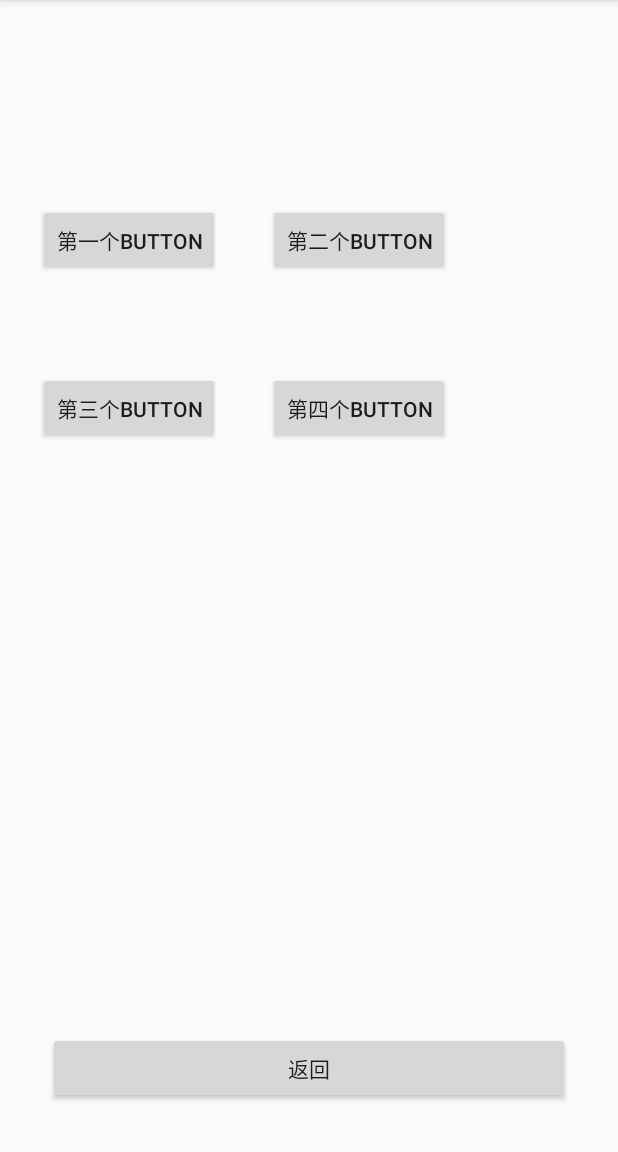
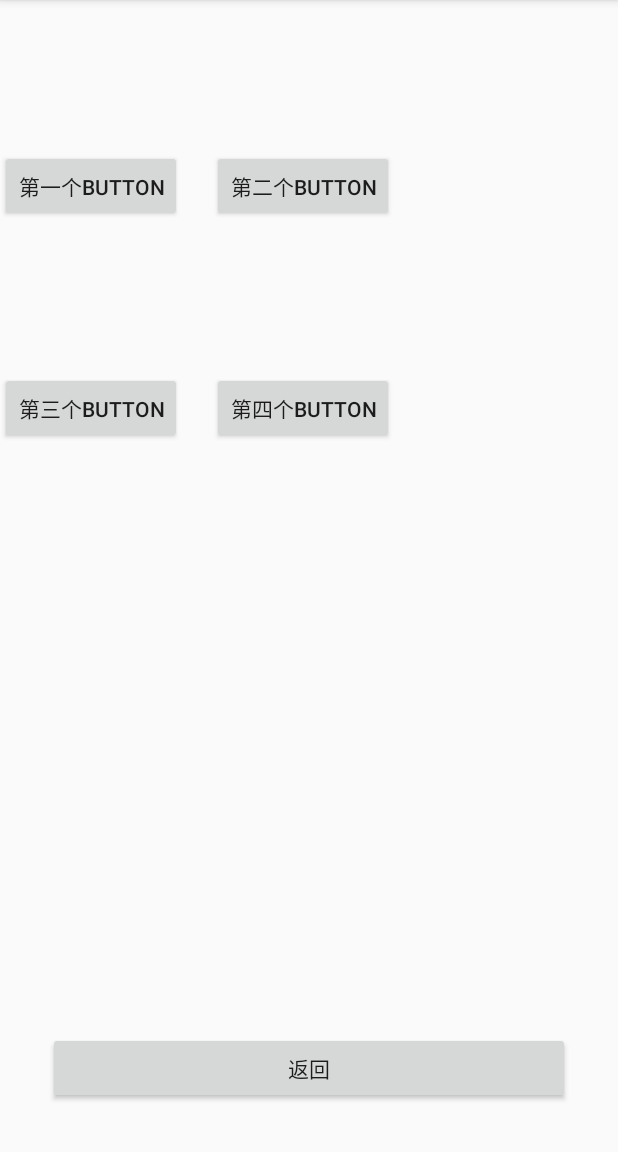
Before and after one commit to TravorZhu/AndroidCourse2, an Android app: the UC2 screen opened directly, with no data from a screen before it, on a phone screen of 412 x 824 dp, the part 84-1236 px from its top. Run offline under Robolectric (Android 15) with nearby library versions, the light colour scheme and no system bars.

Commit message:
Fix Layout in uc2,fix relavity layout

```diff
--- a/app/src/main/res/layout/activity_uc2.xml
+++ b/app/src/main/res/layout/activity_uc2.xml
@@ -6,46 +6,51 @@
     android:layout_height="match_parent"
     tools:context="top.travorzhu.androidcourse2.UC2">
 
+    <RelativeLayout
+        android:layout_width="match_parent"
+        android:layout_height="match_parent"
+        tools:layout_editor_absoluteX="0dp"
+        tools:layout_editor_absoluteY="26dp">
+
         <Button
             android:id="@+id/button12"
             android:layout_width="wrap_content"
             android:layout_height="wrap_content"
-        android:layout_marginBottom="512dp"
-        android:layout_marginEnd="256dp"
-        android:layout_marginStart="16dp"
-        android:layout_marginTop="64dp"
-        android:text="@string/button12"
-        app:layout_constraintBottom_toBottomOf="parent"
-        app:layout_constraintEnd_toEndOf="parent"
-        app:layout_constraintStart_toStartOf="parent"
-        app:layout_constraintTop_toTopOf="parent" />
+            android:layout_alignParentLeft="true"
+            android:layout_alignParentStart="true"
+            android:layout_marginBottom="100dp"
+            android:layout_marginRight="20dp"
+            android:layout_marginTop="100dp"
+            android:text="@string/button12" />
 
         <Button
             android:id="@+id/button13"
             android:layout_width="wrap_content"
             android:layout_height="wrap_content"
-        android:layout_marginStart="32dp"
-        android:text="@string/button13"
-        app:layout_constraintBottom_toBottomOf="@+id/button12"
-        app:layout_constraintStart_toEndOf="@+id/button12" />
+            android:layout_toRightOf="@id/button12"
+            android:layout_marginTop="100dp"
+            android:layout_marginBottom="100dp"
+            android:layout_marginRight="20dp"
+            android:text="@string/button13" />
 
         <Button
             android:id="@+id/button14"
             android:layout_width="wrap_content"
             android:layout_height="wrap_content"
-        android:layout_marginTop="64dp"
-        android:text="@string/button14"
-        app:layout_constraintLeft_toLeftOf="@+id/button12"
-        app:layout_constraintLeft_toRightOf="@+id/button12"
-        app:layout_constraintTop_toBottomOf="@+id/button12" />
+            android:layout_below="@id/button12"
+            android:layout_alignLeft="@id/button12"
+            android:layout_marginRight="20dp"
+            android:text="@string/button14" />
 
         <Button
             android:id="@+id/button15"
             android:layout_width="wrap_content"
             android:layout_height="wrap_content"
-        android:text="@string/button15"
-        app:layout_constraintBottom_toBottomOf="@+id/button14"
-        app:layout_constraintLeft_toLeftOf="@+id/button13" />
+            android:layout_toRightOf="@id/button14"
+            android:layout_below="@+id/button13"
+            android:layout_marginRight="20dp"
+            android:text="@string/button15" />
+    </RelativeLayout>
 
     <Button
         android:id="@+id/button16"
```
Lines whose indentation alone changed are shown as unchanged.
